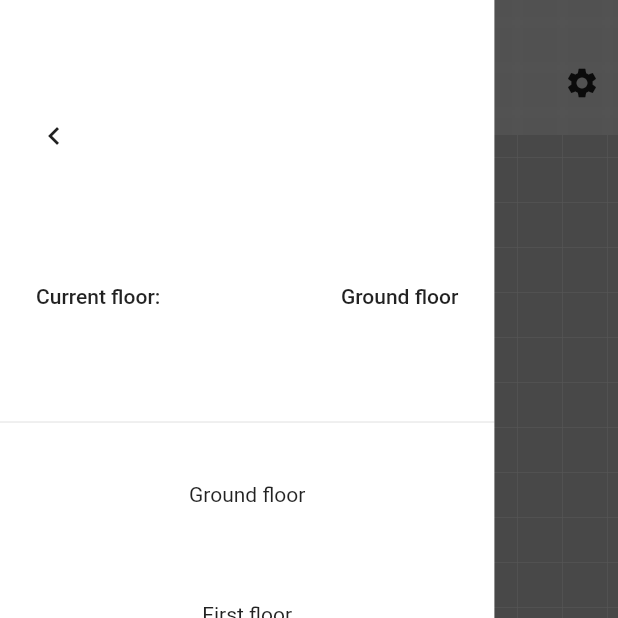
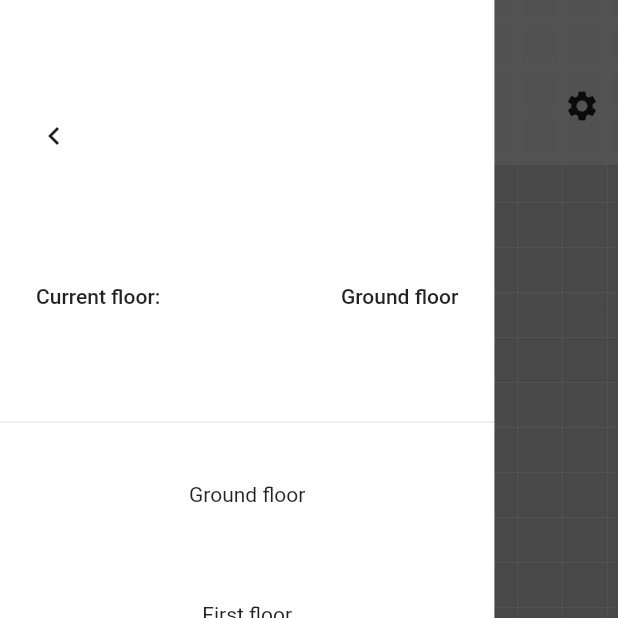
Before and after one commit to Flutter-Buddies/flutter_factory, a Flutter app: the BackdropHolder screen opened directly, after a tap on the "menu" icon, on a phone screen of 412 x 824 dp, the top half of it. Run offline on Flutter 3.47's test engine with Material 2 defaults, Android fonts, the phone set to English and light mode, and no system bars; our stand-ins replace hive, rxdart; missing offline and left inert: random_color; accounts and stored records are empty.

Commit message:
finished income per line

```diff
--- a/lib/game_bloc.dart
+++ b/lib/game_bloc.dart
@@ -147,20 +147,24 @@ class GameBloc{
     final Map<dynamic, dynamic> _result = hiveBox.toMap();
 
     if(_result.isEmpty){
+      currentCredit = 10000;
+
       equipment.clear();
       return;
     }
 
     print('Got from DB!');
 
+    final DateTime _collectionTime = DateTime.now();
+    final DateTime _lastCollection = _result['last_collection'] ?? _collectionTime;
+    currentCredit = _result['current_credit'] ?? 10000;
+    final int idleCredit = (((_collectionTime.subtract(Duration(milliseconds: _lastCollection.millisecondsSinceEpoch))).millisecondsSinceEpoch / _tickSpeed).round() * (_result['average_earnings'] ?? 0)).round();
 
-    /// TODO: Finish this!
-    final DateTime _lastCollection = _result['last_collection'] ?? DateTime.now();
-    currentCredit = ((_lastCollection.subtract(Duration(milliseconds: DateTime.now().millisecondsSinceEpoch))).millisecondsSinceEpoch * (_result['average_earnings'] ?? 0)).round();
+    print('Difference in ticks: ${((_collectionTime.subtract(Duration(milliseconds: _lastCollection.millisecondsSinceEpoch))).millisecondsSinceEpoch / _tickSpeed).round()}');
+    print('Average earnings per tick: ${_result['average_earnings']}');
+    print('Added credit: $idleCredit');
 
-    print('Loaded last collection: ${_lastCollection.toIso8601String()}');
-    print('Now: ${DateTime.now().toIso8601String()}');
-    print('Added credit: $currentCredit');
+    currentCredit += idleCredit;
 
     final List<dynamic> _equipmentList = _result['equipment'];
 
@@ -605,7 +609,8 @@ class GameBloc{
       'factory_floor': factoryFloor,
       'equipment': _equipmentMap,
       'average_earnings': averageLast30.fold(0, (int value, int earnings) => value += earnings) / averageLast30.length,
-      'last_collection': DateTime.now()
+      'last_collection': DateTime.now(),
+      'floor_credit': currentCredit,
     };
   }
 }
--- a/lib/ui/screens/main_page.dart
+++ b/lib/ui/screens/main_page.dart
@@ -400,7 +400,7 @@ class _BackdropHolderState extends State<BackdropHolder> with SingleTickerProvid
                   child: BackdropFilter(
                     filter: ImageFilter.blur(sigmaX: 2.0, sigmaY: 2.0),
                     child: Container(
-                      height: 90.0,
+                      height: 110.0,
                       color: DynamicTheme.of(context).data.voidColor.withOpacity(0.2),
                       padding: const EdgeInsets.only(top: 24.0),
                       child: Column(
```
Also changed, not shown: 2 other files.
